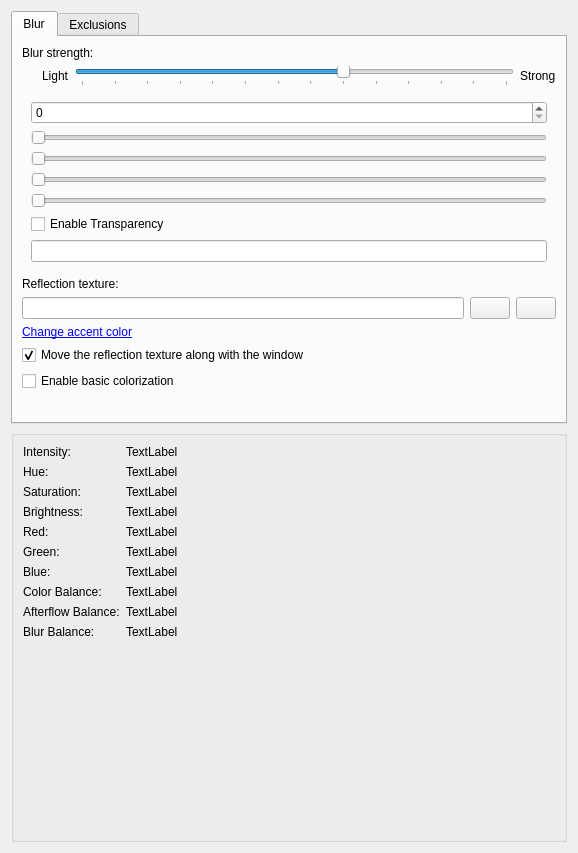
This is kwin/effects_cpp/kde-effects-forceblur/src/kcm/blur_config.ui in aeroshell-desktop/aerothemeplasma as Qt 5 draws it before an edit. The edited form follows.
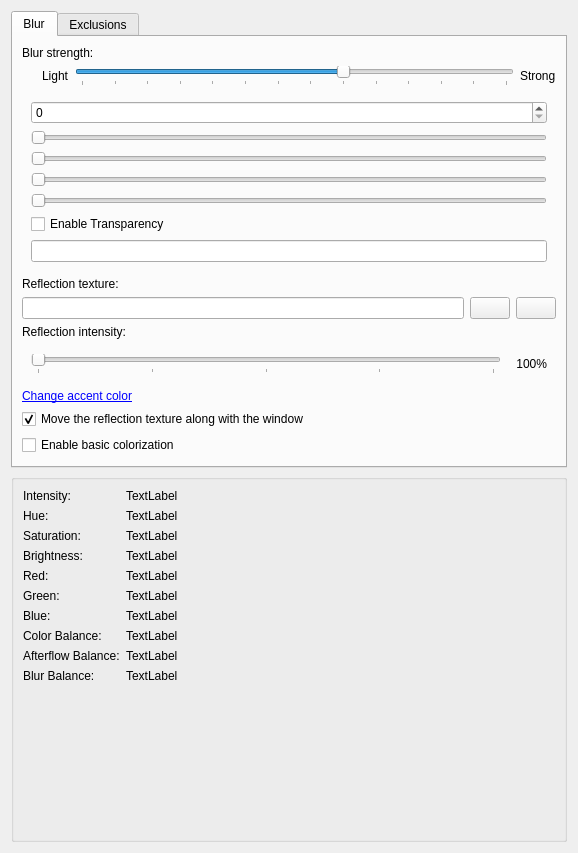
This is the edited form. Icons and pictures are not drawn.

Diff of the .ui file:
```diff
--- a/kwin/effects_cpp/kde-effects-forceblur/src/kcm/blur_config.ui
+++ b/kwin/effects_cpp/kde-effects-forceblur/src/kcm/blur_config.ui
@@ -208,6 +208,60 @@
          </item>
         </layout>
        </item>
+       <item>
+        <widget class="QLabel" name="label_2">
+         <property name="text">
+          <string>Reflection intensity:</string>
+         </property>
+        </widget>
+       </item>
+       <item>
+        <widget class="QWidget" name="widget_2" native="true">
+         <layout class="QHBoxLayout" name="horizontalLayout_3">
+          <item>
+           <widget class="QSlider" name="kcfg_ReflectionIntensity">
+            <property name="maximum">
+             <number>100</number>
+            </property>
+            <property name="orientation">
+             <enum>Qt::Orientation::Horizontal</enum>
+            </property>
+            <property name="tickPosition">
+             <enum>QSlider::TickPosition::TicksBelow</enum>
+            </property>
+            <property name="tickInterval">
+             <number>25</number>
+            </property>
+           </widget>
+          </item>
+          <item>
+           <widget class="QLabel" name="reflectionLabel">
+            <property name="sizePolicy">
+             <sizepolicy hsizetype="Preferred" vsizetype="Preferred">
+              <horstretch>0</horstretch>
+              <verstretch>0</verstretch>
+             </sizepolicy>
+            </property>
+            <property name="minimumSize">
+             <size>
+              <width>40</width>
+              <height>0</height>
+             </size>
+            </property>
+            <property name="text">
+             <string>100%</string>
+            </property>
+            <property name="alignment">
+             <set>Qt::AlignmentFlag::AlignRight|Qt::AlignmentFlag::AlignTrailing|Qt::AlignmentFlag::AlignVCenter</set>
+            </property>
+            <property name="margin">
+             <number>0</number>
+            </property>
+           </widget>
+          </item>
+         </layout>
+        </widget>
+       </item>
        <item>
         <widget class="QLabel" name="showAccentColor_label">
          <property name="cursor">
```
Left out of the diff: 7 changed lines with no effect on the pictures.
